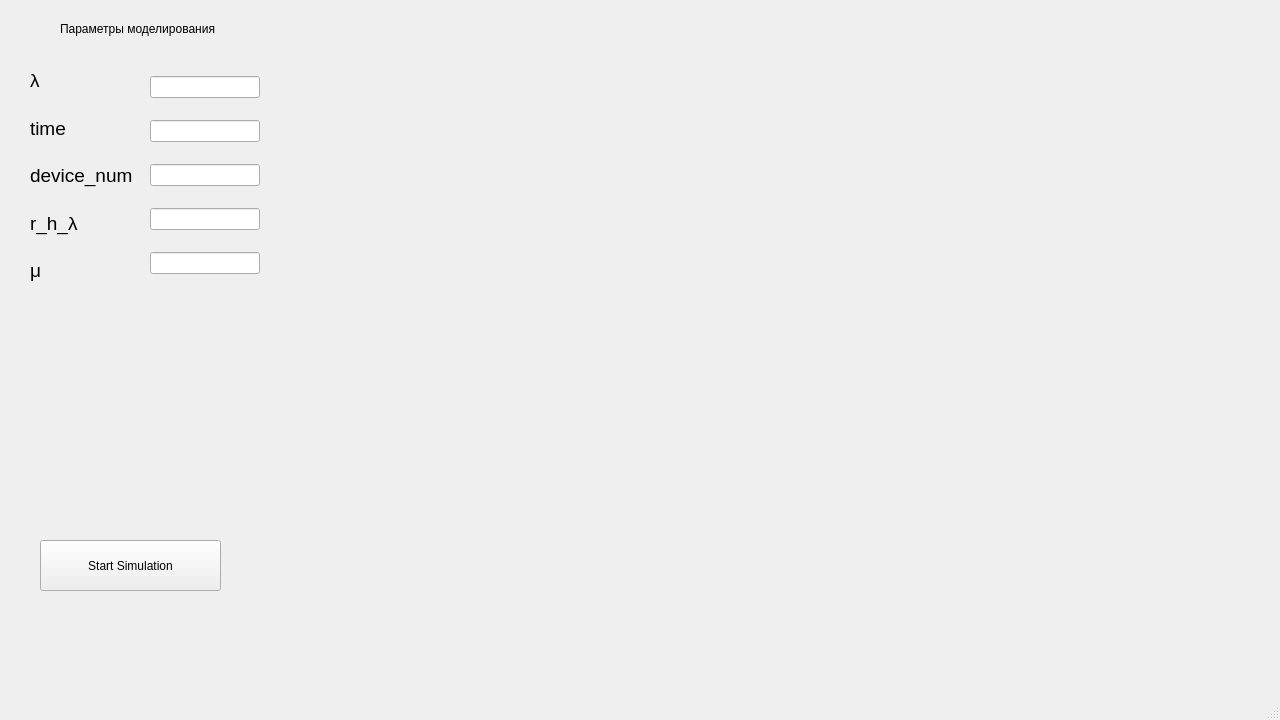
Above: mainwindow.ui from Nobahu/Coursework before the change. Below: the same form after it.
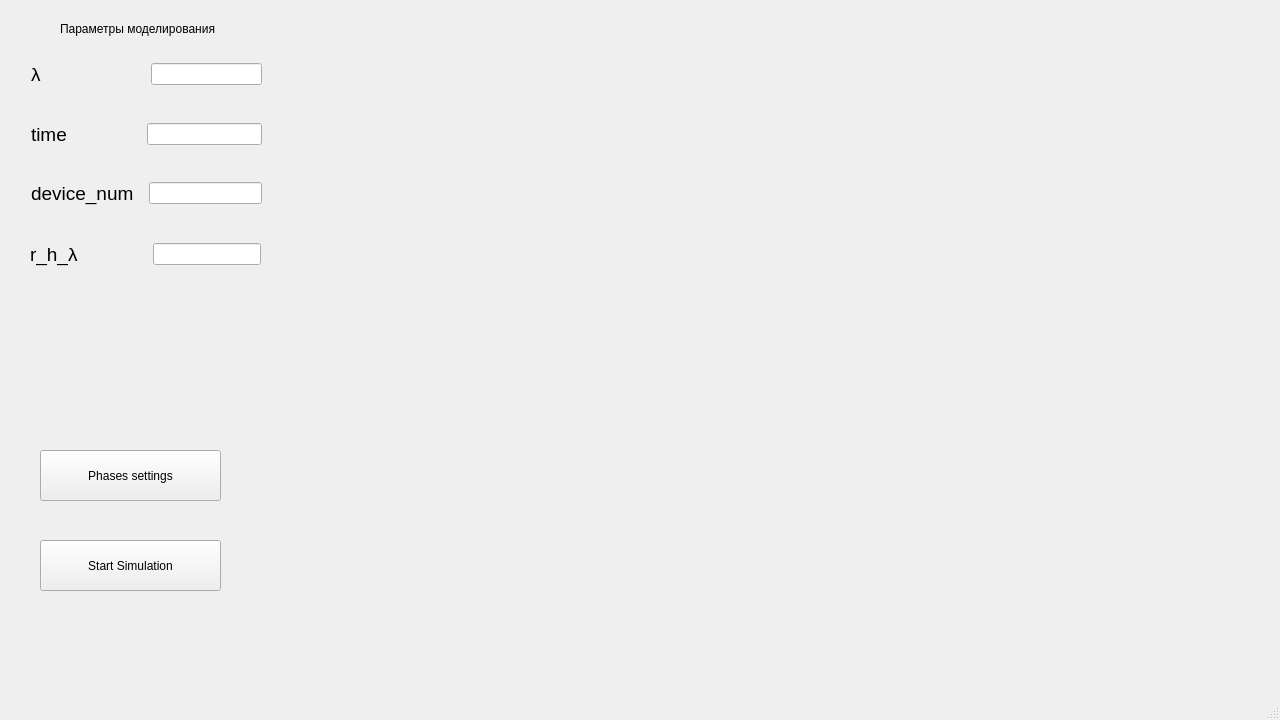
That is the form after the change.

```diff
--- a/mainwindow.ui
+++ b/mainwindow.ui
@@ -64,16 +64,19 @@
       <string>Параметры моделирования</string>
      </property>
     </widget>
-    <widget class="QWidget" name="layoutWidget">
+    <widget class="QWidget" name="">
      <property name="geometry">
       <rect>
-       <x>20</x>
+       <x>21</x>
        <y>50</y>
-       <width>118</width>
-       <height>231</height>
+       <width>231</width>
+       <height>28</height>
       </rect>
      </property>
-     <layout class="QVBoxLayout" name="verticalLayout">
+     <layout class="QHBoxLayout" name="horizontalLayout">
+      <property name="spacing">
+       <number>110</number>
+      </property>
       <item>
        <widget class="QLabel" name="label_4">
         <property name="font">
@@ -87,6 +90,24 @@
        </widget>
       </item>
       <item>
+       <widget class="QLineEdit" name="lineEdit"/>
+      </item>
+     </layout>
+    </widget>
+    <widget class="QWidget" name="">
+     <property name="geometry">
+      <rect>
+       <x>21</x>
+       <y>110</y>
+       <width>231</width>
+       <height>28</height>
+      </rect>
+     </property>
+     <layout class="QHBoxLayout" name="horizontalLayout_2">
+      <property name="spacing">
+       <number>80</number>
+      </property>
+      <item>
        <widget class="QLabel" name="label_3">
         <property name="font">
          <font>
@@ -99,6 +120,24 @@
        </widget>
       </item>
       <item>
+       <widget class="QLineEdit" name="lineEdit_2"/>
+      </item>
+     </layout>
+    </widget>
+    <widget class="QWidget" name="">
+     <property name="geometry">
+      <rect>
+       <x>21</x>
+       <y>169</y>
+       <width>231</width>
+       <height>28</height>
+      </rect>
+     </property>
+     <layout class="QHBoxLayout" name="horizontalLayout_3">
+      <property name="spacing">
+       <number>15</number>
+      </property>
+      <item>
        <widget class="QLabel" name="label_2">
         <property name="font">
          <font>
@@ -111,6 +150,24 @@
        </widget>
       </item>
       <item>
+       <widget class="QLineEdit" name="lineEdit_4"/>
+      </item>
+     </layout>
+    </widget>
+    <widget class="QWidget" name="">
+     <property name="geometry">
+      <rect>
+       <x>20</x>
+       <y>230</y>
+       <width>231</width>
+       <height>28</height>
+      </rect>
+     </property>
+     <layout class="QHBoxLayout" name="horizontalLayout_4">
+      <property name="spacing">
+       <number>75</number>
+      </property>
+      <item>
        <widget class="QLabel" name="label_5">
         <property name="font">
          <font>
@@ -123,47 +180,36 @@
        </widget>
       </item>
       <item>
-       <widget class="QLabel" name="label_6">
-        <property name="font">
-         <font>
-          <pointsize>14</pointsize>
-         </font>
-        </property>
-        <property name="text">
-         <string>μ</string>
-        </property>
-       </widget>
-      </item>
-     </layout>
-    </widget>
-    <widget class="QWidget" name="layoutWidget">
-     <property name="geometry">
-      <rect>
-       <x>140</x>
-       <y>50</y>
-       <width>110</width>
-       <height>231</height>
-      </rect>
-     </property>
-     <layout class="QVBoxLayout" name="verticalLayout_2">
-      <item>
-       <widget class="QLineEdit" name="lineEdit"/>
-      </item>
-      <item>
-       <widget class="QLineEdit" name="lineEdit_2"/>
-      </item>
-      <item>
-       <widget class="QLineEdit" name="lineEdit_4"/>
-      </item>
-      <item>
        <widget class="QLineEdit" name="lineEdit_3"/>
       </item>
-      <item>
-       <widget class="QLineEdit" name="lineEdit_5"/>
-      </item>
      </layout>
     </widget>
    </widget>
+   <widget class="QPushButton" name="PSettings_pushButton">
+    <property name="geometry">
+     <rect>
+      <x>40</x>
+      <y>450</y>
+      <width>181</width>
+      <height>51</height>
+     </rect>
+    </property>
+    <property name="text">
+     <string>Phases settings</string>
+    </property>
+   </widget>
+   <widget class="QStackedWidget" name="PhaseStackedWidget">
+    <property name="geometry">
+     <rect>
+      <x>280</x>
+      <y>40</y>
+      <width>300</width>
+      <height>250</height>
+     </rect>
+    </property>
+    <widget class="QWidget" name="page"/>
+    <widget class="QWidget" name="page_2"/>
+   </widget>
   </widget>
   <widget class="QMenuBar" name="menubar">
    <property name="geometry">
```
